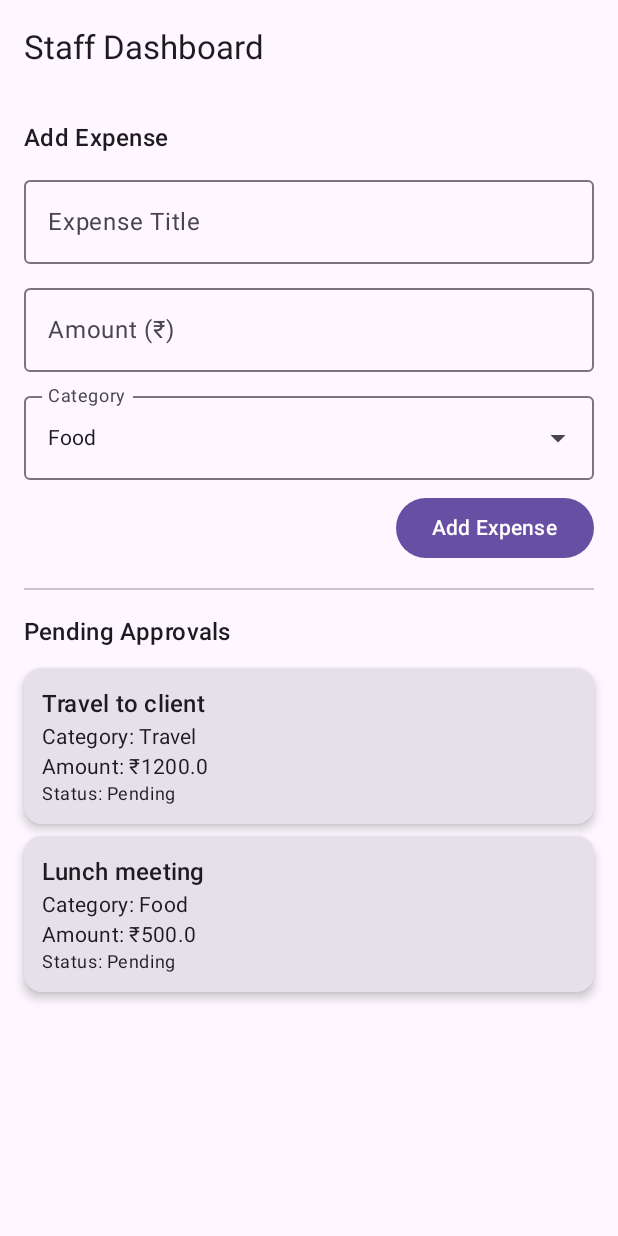
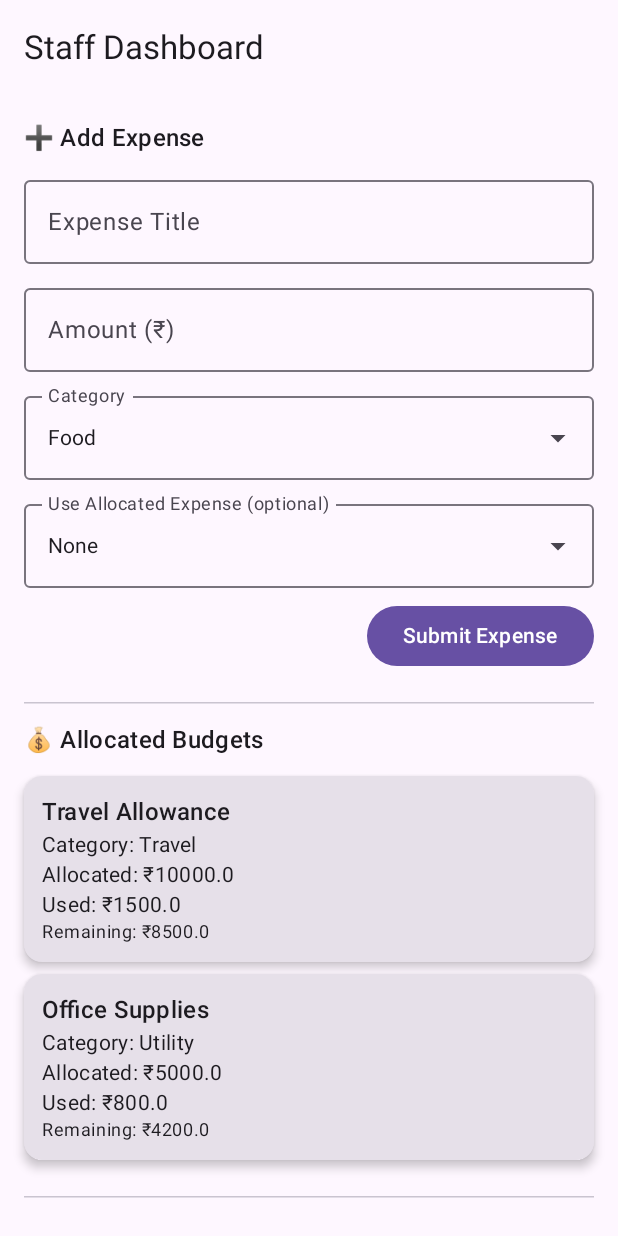
Before and after one commit to theabhishekchandra/Smart_Expense_Tracker, an Android app built with Jetpack Compose: the @Preview function PreviewStaffDashboardScreen, on a phone screen of 412 x 824 dp. Run offline under Robolectric (Android 15) with nearby library versions, the phone set to English and light mode, and no system bars.

Commit message:
Refactor: Enhance Expense and Staff Dashboard Screens
This commit introduces several enhancements to the `AddExpenseScreen` and `StaffDashboardScreen`, and adds a new `BudgetScreen`.

**Key changes in `AddExpenseScreen`:**
- Added `OptIn(ExperimentalMaterial3Api::class)` annotation.
- Modified the placeholder text for the "Other" category notes field to "Enter custom category".
- Updated the `ReceiptUploader` to use a named `onRemove` parameter.
- For Admin users in business mode, introduced a choice to assign expenses to "Self" or "Staff" using `FilterChip`.
    - If "Staff" is selected, an `OutlinedTextField` appears to enter the staff name/ID.
- Updated the placeholder for the "Assign to Staff" field.

**New `BudgetScreen`:**
- Created a new `BudgetScreen.kt` file.
- This screen allows users to track their monthly or weekly budget.
- It displays:
    - Budget type toggle (Monthly/Weekly).
    - Budget information card showing total budget, amount spent, and progress.
    - Budget status alert (Safe, Nearing Limit, Exceeded) with corresponding colors.
    - Quick actions to increase budget or add an expense (placeholder functionality).

**Key changes in `StaffDashboardScreen`:**
- Introduced `AllocatedExpense` data class to represent budgets allocated by an admin.
- Modified `StaffExpense` data class:
    - Added `allocatedId` to link a staff expense to an allocated budget.
    - Updated the default date.
- Added a section to display "Allocated Budgets" showing title, category, allocated amount, used amount, and remaining amount.
- In the "Add Expense" section:
    - Added a dropdown to optionally link the new expense to an existing "Allocated Expense".
    - If an allocated expense is chosen, its used amount is updated upon submission.
    - Renamed the "Add Expense" button to "Submit Expense".
- When displaying pending expenses, if an expense is linked to an allocated budget, it shows which allocated budget it's against.
- Replaced `Divider` with `HorizontalDivider`.
- Changed `LazyColumn` for pending approvals to `Modifier.fillMaxHeight()` for better layout.

```diff
--- a/app/src/main/java/com/abhishek/smartexpensetracker/ui/screens/staff/StaffDashboardScreen.kt
+++ b/app/src/main/java/com/abhishek/smartexpensetracker/ui/screens/staff/StaffDashboardScreen.kt
@@ -3,39 +3,68 @@ package com.abhishek.smartexpensetracker.ui.screens.staff
 import androidx.compose.foundation.layout.*
 import androidx.compose.foundation.lazy.LazyColumn
 import androidx.compose.foundation.lazy.items
+import androidx.compose.foundation.rememberScrollState
+import androidx.compose.foundation.verticalScroll
 import androidx.compose.material3.*
+import androidx.compose.material3.HorizontalDivider
 import androidx.compose.runtime.*
 import androidx.compose.ui.Alignment
 import androidx.compose.ui.Modifier
 import androidx.compose.ui.tooling.preview.Preview
 import androidx.compose.ui.unit.dp
 
-// Data classes
+// ====================== Data Classes ======================
 data class StaffExpense(
     val id: Int,
     val title: String,
     val amount: Double,
     val category: String,
     val notes: String = "",
-    val date: String = "LocalDate.now()",
-    var status: String = "Pending" // Pending / Approved / Rejected
+    val date: String = "2025-08-25",
+    var status: String = "Pending", // Pending / Approved / Rejected
+    val allocatedId: Int? = null // link to allocated expense if used
 )
 
+data class AllocatedExpense(
+    val id: Int,
+    val title: String,
+    val category: String,
+    val allocatedAmount: Double,
+    var usedAmount: Double = 0.0
+) {
+    val remaining: Double
+        get() = allocatedAmount - usedAmount
+}
+
+// ====================== Composable Screen ======================
 @OptIn(ExperimentalMaterial3Api::class)
 @Composable
 fun StaffDashboardScreen() {
-    var staffExpenseLists by remember {
+    // Mock Allocated by Admin
+    var allocatedExpenses by remember {
         mutableStateOf(
             listOf(
-                StaffExpense(1, "Travel to client", 1200.0, "Travel"),
-                StaffExpense(2, "Lunch meeting", 500.0, "Food")
+                AllocatedExpense(1, "Travel Allowance", "Travel", 10000.0, usedAmount = 1500.0),
+                AllocatedExpense(2, "Office Supplies", "Utility", 5000.0, usedAmount = 800.0)
             )
         )
     }
 
+    // Staff-submitted Expenses
+    var staffExpenseLists by remember {
+        mutableStateOf(
+            listOf(
+                StaffExpense(1, "Taxi fare", 800.0, "Travel", allocatedId = 1),
+                StaffExpense(2, "Lunch with client", 700.0, "Food", allocatedId = null)
+            )
+        )
+    }
+
+    // Form state
     var newTitle by remember { mutableStateOf("") }
     var newAmount by remember { mutableStateOf("") }
     var newCategory by remember { mutableStateOf("Food") }
+    var selectedAllocatedId by remember { mutableStateOf<Int?>(null) }
 
     Scaffold(
         topBar = {
@@ -48,8 +77,7 @@ fun StaffDashboardScreen() {
                 .padding(padding)
                 .padding(16.dp)
         ) {
-            // ➕ Add Expense Section
-            Text("Add Expense", style = MaterialTheme.typography.titleMedium)
+            Text("➕ Add Expense", style = MaterialTheme.typography.titleMedium)
             Spacer(Modifier.height(8.dp))
 
             OutlinedTextField(
@@ -70,26 +98,59 @@ fun StaffDashboardScreen() {
             Spacer(Modifier.height(8.dp))
 
             // Category Dropdown
-            var expanded by remember { mutableStateOf(false) }
-            ExposedDropdownMenuBox(expanded = expanded, onExpandedChange = { expanded = !expanded }) {
+            var expandedCat by remember { mutableStateOf(false) }
+            ExposedDropdownMenuBox(expanded = expandedCat, onExpandedChange = { expandedCat = !expandedCat }) {
                 OutlinedTextField(
                     value = newCategory,
                     onValueChange = {},
                     readOnly = true,
                     label = { Text("Category") },
-                    trailingIcon = { ExposedDropdownMenuDefaults.TrailingIcon(expanded = expanded) },
+                    trailingIcon = { ExposedDropdownMenuDefaults.TrailingIcon(expanded = expandedCat) },
                     modifier = Modifier.fillMaxWidth()
                 )
-                ExposedDropdownMenu(expanded = expanded, onDismissRequest = { expanded = false }) {
-                    listOf("Food", "Travel", "Utility", "Staff").forEach { category ->
+                ExposedDropdownMenu(expanded = expandedCat, onDismissRequest = { expandedCat = false }) {
+                    listOf("Food", "Travel", "Utility", "Staff", "Other").forEach { category ->
                         DropdownMenuItem(
                             text = { Text(category) },
                             onClick = {
                                 newCategory = category
-                                expanded = false
+                                expandedCat = false
                             }
                         )
                     }
+                }
+            }
+
+            Spacer(Modifier.height(8.dp))
+
+            // Allocate dropdown (if staff wants to log against Admin allocation)
+            var expandedAlloc by remember { mutableStateOf(false) }
+            ExposedDropdownMenuBox(expanded = expandedAlloc, onExpandedChange = { expandedAlloc = !expandedAlloc }) {
+                OutlinedTextField(
+                    value = allocatedExpenses.firstOrNull { it.id == selectedAllocatedId }?.title ?: "None",
+                    onValueChange = {},
+                    readOnly = true,
+                    label = { Text("Use Allocated Expense (optional)") },
+                    trailingIcon = { ExposedDropdownMenuDefaults.TrailingIcon(expanded = expandedAlloc) },
+                    modifier = Modifier.fillMaxWidth()
+                )
+                ExposedDropdownMenu(expanded = expandedAlloc, onDismissRequest = { expandedAlloc = false }) {
+                    allocatedExpenses.forEach { alloc ->
+                        DropdownMenuItem(
+                            text = { Text("${alloc.title} (Remaining ₹${alloc.remaining})") },
+                            onClick = {
+                                selectedAllocatedId = alloc.id
+                                expandedAlloc = false
+                            }
+                        )
+                    }
+                    DropdownMenuItem(
+                        text = { Text("None (Personal Expense)") },
+                        onClick = {
+                            selectedAllocatedId = null
+                            expandedAlloc = false
+                        }
+                    )
                 }
             }
 
@@ -105,29 +166,64 @@ fun StaffDashboardScreen() {
                             title = newTitle,
                             amount = amountDouble,
                             category = newCategory,
+                            allocatedId = selectedAllocatedId,
                             status = "Pending"
                         )
+                        // update used amount in allocated expense
+                        allocatedExpenses = allocatedExpenses.map { alloc ->
+                            if (alloc.id == selectedAllocatedId) alloc.copy(usedAmount = alloc.usedAmount + amountDouble)
+                            else alloc
+                        }
+                        // Reset
                         newTitle = ""
                         newAmount = ""
                         newCategory = "Food"
+                        selectedAllocatedId = null
                     }
                 },
                 modifier = Modifier.align(Alignment.End)
             ) {
-                Text("Add Expense")
+                Text("Submit Expense")
             }
 
-            Spacer(Modifier.height(16.dp))
-            Divider()
-            Spacer(Modifier.height(16.dp))
+            Spacer(Modifier.height(20.dp))
+            HorizontalDivider(Modifier, DividerDefaults.Thickness, DividerDefaults.color)
+            Spacer(Modifier.height(12.dp))
 
-            // 🕒 Pending Approvals Section
-            Text("Pending Approvals", style = MaterialTheme.typography.titleMedium)
+            // ================= Allocated Expenses Section =================
+            Text("💰 Allocated Budgets", style = MaterialTheme.typography.titleMedium)
             Spacer(Modifier.height(8.dp))
 
-            LazyColumn(
-                modifier = Modifier.fillMaxSize()
-            ) {
+            if (allocatedExpenses.isEmpty()) {
+                Text("No allocated budgets.", style = MaterialTheme.typography.bodySmall)
+            } else {
+                allocatedExpenses.forEach { alloc ->
+                    Card(
+                        modifier = Modifier
+                            .fillMaxWidth()
+                            .padding(vertical = 4.dp),
+                        elevation = CardDefaults.cardElevation(4.dp)
+                    ) {
+                        Column(modifier = Modifier.padding(12.dp)) {
+                            Text(alloc.title, style = MaterialTheme.typography.titleMedium)
+                            Text("Category: ${alloc.category}", style = MaterialTheme.typography.bodyMedium)
+                            Text("Allocated: ₹${alloc.allocatedAmount}", style = MaterialTheme.typography.bodyMedium)
+                            Text("Used: ₹${alloc.usedAmount}", style = MaterialTheme.typography.bodyMedium)
+                            Text("Remaining: ₹${alloc.remaining}", style = MaterialTheme.typography.bodySmall)
+                        }
+                    }
+                }
+            }
+
+            Spacer(Modifier.height(20.dp))
+            HorizontalDivider(Modifier, DividerDefaults.Thickness, DividerDefaults.color)
+            Spacer(Modifier.height(12.dp))
+
+            // ================= Pending Approvals Section =================
+            Text("🕒 Pending Approvals", style = MaterialTheme.typography.titleMedium)
+            Spacer(Modifier.height(8.dp))
+
+            LazyColumn(modifier = Modifier.fillMaxHeight()) {
                 val pendingList = staffExpenseLists.filter { it.status == "Pending" }
                 if (pendingList.isEmpty()) {
                     item {
@@ -146,6 +242,9 @@ fun StaffDashboardScreen() {
                                 Text("Category: ${expense.category}", style = MaterialTheme.typography.bodyMedium)
                                 Text("Amount: ₹${expense.amount}", style = MaterialTheme.typography.bodyMedium)
                                 Text("Status: ${expense.status}", style = MaterialTheme.typography.bodySmall)
+                                if (expense.allocatedId != null) {
+                                    Text("Against: ${allocatedExpenses.firstOrNull { it.id == expense.allocatedId }?.title}", style = MaterialTheme.typography.bodySmall)
+                                }
                             }
                         }
                     }
```
Also changed, not shown: app/src/main/java/com/abhishek/smartexpensetracker/ui/screens/expense/AddExpenseScreen.kt (+43 -27 lines), app/src/main/java/com/abhishek/smartexpensetracker/ui/screens/expense/BudgetScreen.kt (added, +151 -0 lines).
